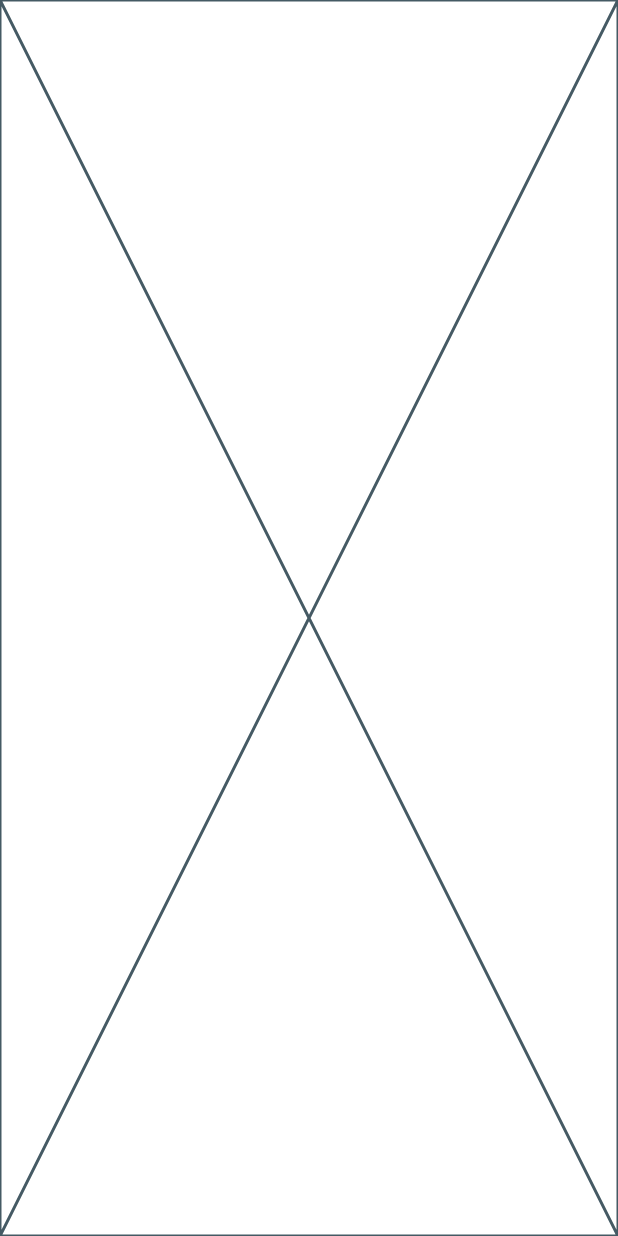
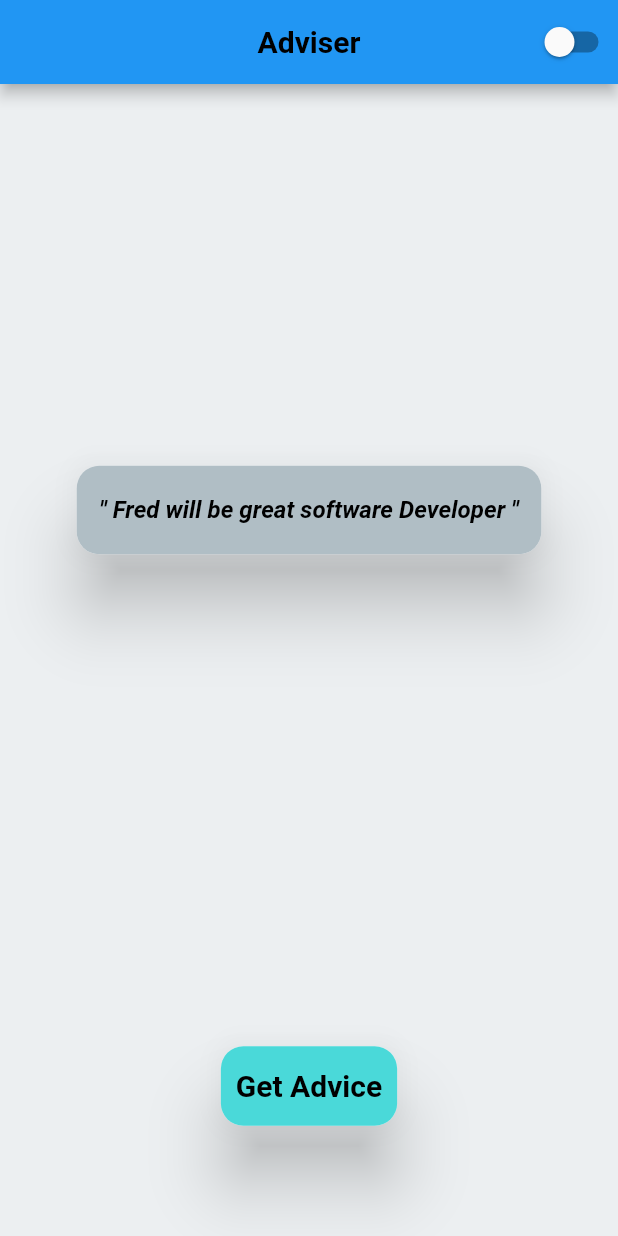
Before and after one commit to wilfredgicharu/AdviseAppApi-Flutter---Udemy, a Flutter app: the screen it shows after launch, on a phone screen of 412 x 824 dp. Run offline on Flutter 3.47's test engine with Material 2 defaults, Android fonts, the phone set to English and light mode, and no system bars; Roboto replaces fonts that are missing (Rubik).

Commit message:
Adding widgets

```diff
--- /dev/null
+++ b/lib/application/pages/advice/advice_page.dart
@@ -0,0 +1,55 @@
+import 'package:advise/application/core/services.dart';
+import 'package:advise/application/pages/advice/widgets/advice_field.dart';
+import 'package:advise/application/pages/advice/widgets/custom_button.dart';
+import 'package:flutter/cupertino.dart';
+import 'package:flutter/material.dart';
+import 'package:provider/provider.dart';
+
+class AdvicerPage extends StatelessWidget {
+  const AdvicerPage({Key? key}) : super(key: key);
+
+  @override
+  Widget build(BuildContext context) {
+    final themeData = Theme.of(context);
+    return Scaffold(
+        appBar: AppBar(
+          title: Text("Adviser", style: themeData.textTheme.headline1),
+          centerTitle: true,
+          actions: [
+            Switch(
+                value: Provider.of<ThemeService>(context).isDarkModeOn,
+                onChanged: (_) {
+                  Provider.of<ThemeService>(context, listen: false)
+                      .toggleTheme();
+                })
+          ],
+        ),
+        body: Padding(
+          padding: EdgeInsets.symmetric(horizontal: 50),
+          child: Column(
+            children: const [
+              Expanded(
+                  child: Center(
+                child: AdviseField(
+                  advise: "Fred will be great software Developer",
+                ),
+                /* child: CircularProgressIndicator(
+                  color: themeData.colorScheme.secondary,
+                ) */
+
+                /* Text(
+                  "Your advice is waiting for you.",
+                  style: themeData.textTheme.headline1,
+                ) */
+              )),
+              SizedBox(
+                height: 200,
+                child: Center(
+                  child: CustomButton(),
+                ),
+              )
+            ],
+          ),
+        ));
+  }
+}
--- /dev/null
+++ b/lib/application/pages/advice/widgets/advice_field.dart
@@ -0,0 +1,31 @@
+import 'package:flutter/cupertino.dart';
+import 'package:flutter/material.dart';
+
+class AdviseField extends StatelessWidget {
+  final String advise;
+
+  const AdviseField({super.key, required this.advise});
+
+  @override
+  Widget build(BuildContext context) {
+    final themeData = Theme.of(context);
+    return Material(
+      elevation: 20,
+      borderRadius: BorderRadius.circular(15),
+      child: Container(
+        decoration: BoxDecoration(
+          borderRadius: BorderRadius.circular(15),
+          color: themeData.colorScheme.onPrimary,
+        ),
+        child: Padding(
+          padding: const EdgeInsets.symmetric(horizontal: 15, vertical: 20),
+          child: Text(
+            '''" $advise "''',
+            style: themeData.textTheme.bodyText1,
+            textAlign: TextAlign.center,
+          ),
+        ),
+      ),
+    );
+  }
+}
--- /dev/null
+++ b/lib/application/pages/advice/widgets/custom_button.dart
@@ -0,0 +1,33 @@
+import 'package:flutter/cupertino.dart';
+import 'package:flutter/material.dart';
+
+class CustomButton extends StatelessWidget {
+  const CustomButton({Key? key}) : super(key: key);
+
+  @override
+  Widget build(BuildContext context) {
+    final themeData = Theme.of(context);
+
+    return InkResponse(
+      onTap: (){
+        print("clicked");
+      },
+      child: Material(
+        elevation: 20,
+        borderRadius: BorderRadius.circular(15),
+        child: Container(
+          decoration: BoxDecoration(
+              borderRadius: BorderRadius.circular(15),
+            color: themeData.colorScheme.secondary
+          ),
+          child:  Padding(
+            padding: const EdgeInsets.symmetric(horizontal: 10, vertical: 15) ,
+            child: Text("Get Advice",
+            style: themeData.textTheme.headline1,
+            ),
+          ),
+        ),
+      )
+    );
+  }
+}
--- a/lib/main.dart
+++ b/lib/main.dart
@@ -4,6 +4,7 @@ import 'package:flutter/material.dart';
 import 'package:provider/provider.dart';
 
 import 'application/core/services.dart';
+import 'application/pages/advice/advice_page.dart';
 import 'domain/theme.dart';
 
 void main() {
@@ -21,7 +22,7 @@ class MyApp extends StatelessWidget {
         themeMode: themeService.isDarkModeOn ? ThemeMode.dark : ThemeMode.light,
         theme: AppTheme.lightTheme,
         darkTheme: AppTheme.darkTheme,
-        home: const Placeholder(),
+        home: const AdvicerPage(),
       );
     });
   }
```
